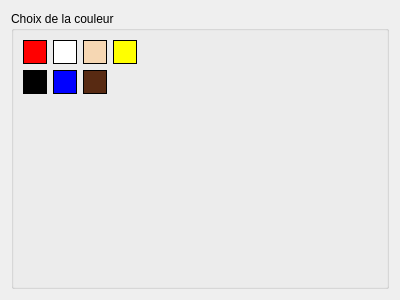
First picture: the form in smoothTxt/CChooseColorDialog.ui, repository clebail/m3d, before the edit.
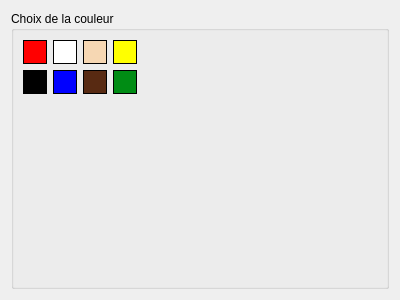
Second picture: the form after the edit. Custom widgets are drawn as their Qt base class.

The edit to the form file:
```diff
--- a/smoothTxt/CChooseColorDialog.ui
+++ b/smoothTxt/CChooseColorDialog.ui
@@ -258,6 +258,18 @@
         </property>
        </widget>
       </item>
+      <item row="1" column="3">
+       <widget class="CColorLabel" name="lblGreen">
+        <property name="styleSheet">
+         <string notr="true">border: 1px solid black;
+background-color: #008C14;
+color: #008C14;</string>
+        </property>
+        <property name="text">
+         <string>2</string>
+        </property>
+       </widget>
+      </item>
      </layout>
     </widget>
    </item>
```
